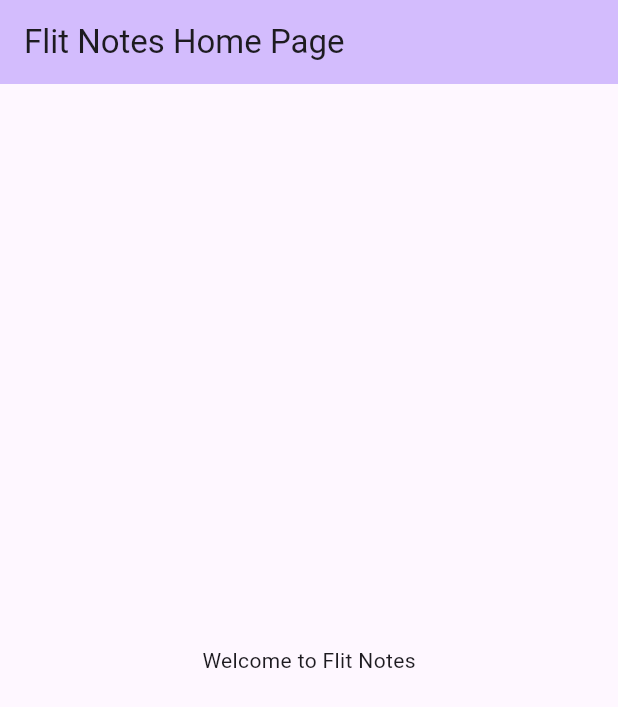
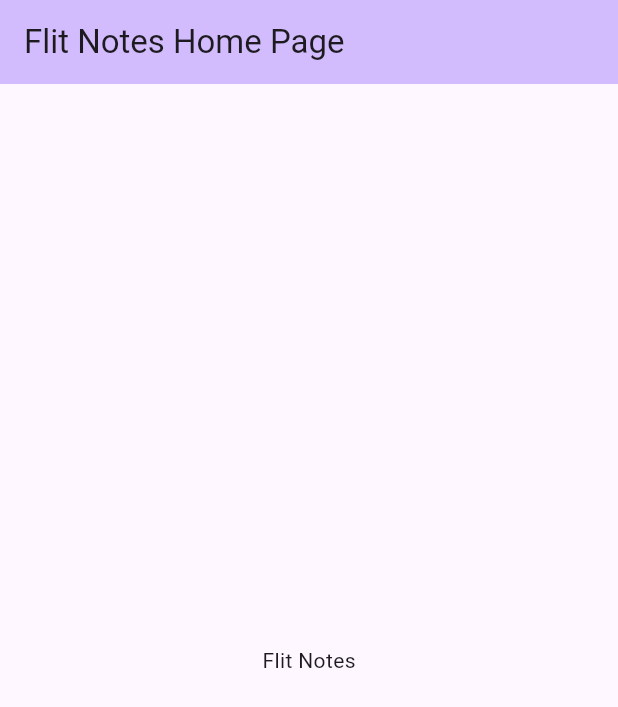
Before and after one commit to Brandon-RS/flutter_apps, a Flutter app: the screen it shows after launch, on a phone screen of 412 x 824 dp. Shown: the top 707 px of the screen. Run offline on Flutter 3.47's test engine with Material 3 defaults, Android fonts, the phone set to English and light mode, and no system bars.

Commit message:
feat: Add localizations

```diff
--- /dev/null
+++ b/l10n.yaml
@@ -0,0 +1,5 @@
+arb-dir: lib/gen/l10n
+synthetic-package: false
+output-dir: lib/gen/l10n/generated
+template-arb-file: app_en.arb
+output-localization-file: app_localizations.dart
--- /dev/null
+++ b/lib/gen/l10n/app_en.arb
@@ -0,0 +1,3 @@
+{
+  "appName": "Flit Notes"
+}
--- /dev/null
+++ b/lib/gen/l10n/app_es.arb
@@ -0,0 +1,3 @@
+{
+  "appName": "Flit Notes"
+}
--- a/lib/main.dart
+++ b/lib/main.dart
@@ -1,4 +1,6 @@
+import 'package:flit_notes/gen/l10n/generated/app_localizations.dart';
 import 'package:flutter/material.dart';
+import 'package:flutter_localizations/flutter_localizations.dart';
 
 Future<void> main() async {
   runApp(const MyApp());
@@ -11,6 +13,13 @@ class MyApp extends StatelessWidget {
   Widget build(BuildContext context) {
     return MaterialApp(
       title: 'Flit Notes',
+      localizationsDelegates: [
+        AppLocalizations.delegate,
+        GlobalMaterialLocalizations.delegate,
+        GlobalWidgetsLocalizations.delegate,
+        GlobalCupertinoLocalizations.delegate,
+      ],
+      supportedLocales: [Locale('en'), Locale('es')],
       theme: ThemeData(
         colorScheme: ColorScheme.fromSeed(seedColor: Colors.deepPurple),
       ),
@@ -36,7 +45,7 @@ class _MyHomePageState extends State<MyHomePage> {
         backgroundColor: Theme.of(context).colorScheme.inversePrimary,
         title: Text(widget.title),
       ),
-      body: Center(child: const Text('Welcome to Flit Notes')),
+      body: Center(child: Text(AppLocalizations.of(context)!.appName)),
     );
   }
 }
--- a/pubspec.yaml
+++ b/pubspec.yaml
@@ -13,6 +13,10 @@ dependencies:
 
   cupertino_icons: ^1.0.8
 
+  flutter_localizations:
+    sdk: flutter
+  intl: any
+
 dev_dependencies:
   flutter_test:
     sdk: flutter
@@ -21,4 +25,5 @@ dev_dependencies:
   flutter_flavorizr: ^2.2.3
 
 flutter:
+  generate: true
   uses-material-design: true
```
Also changed, not shown: lib/gen/l10n/generated/app_localizations.dart (added), lib/gen/l10n/generated/app_localizations_en.dart (added), lib/gen/l10n/generated/app_localizations_es.dart (added), pubspec.lock.
